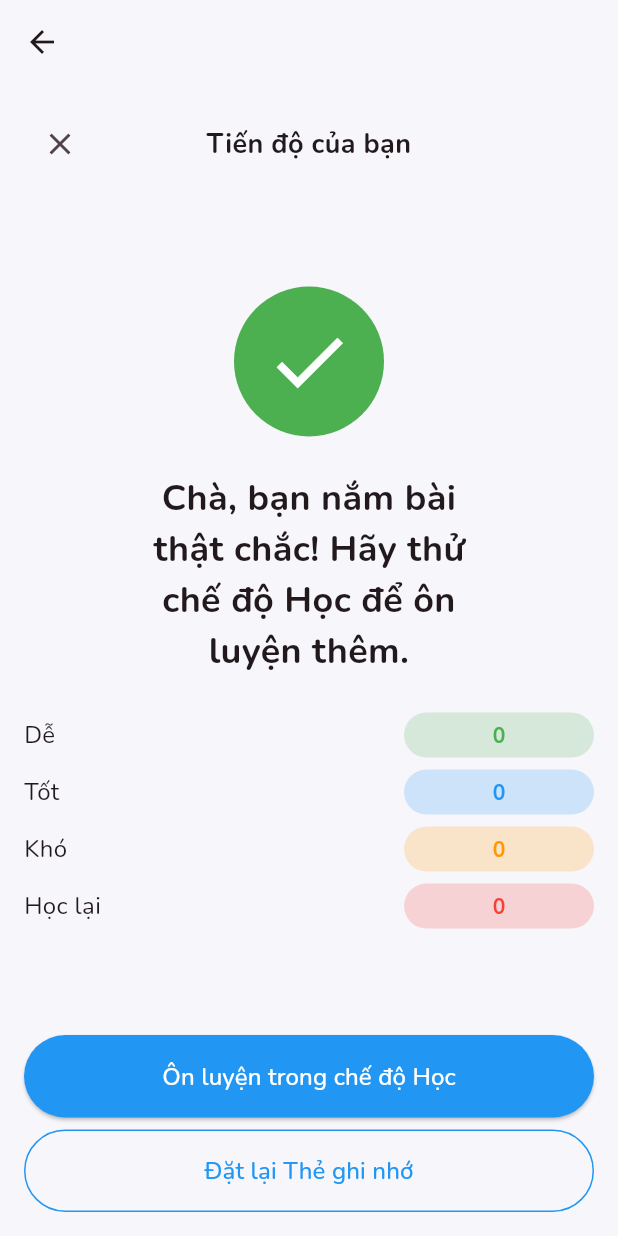
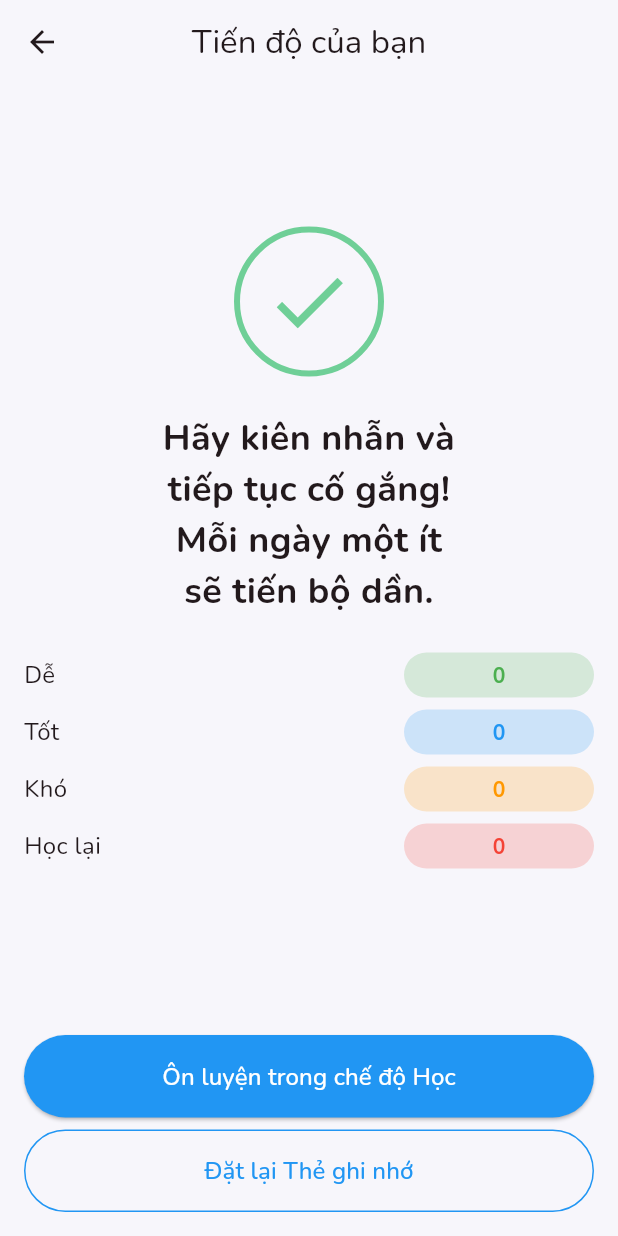
Before and after one commit to Nguyen-Anh-Duong/FatCat-FlashCard-App, a Flutter app: the IntermittentStudyScreen screen opened directly with empty values, on a phone screen of 412 x 824 dp. Run offline on Flutter 3.47's test engine with Material 3 defaults, Android fonts, the light colour scheme and no system bars; our stand-ins replace flip_card, flutter_card_swiper, flutter_tts.

Commit message:
duy xong review screen

```diff
--- a/src/frontend/lib/constants/colors.dart
+++ b/src/frontend/lib/constants/colors.dart
@@ -7,6 +7,7 @@
   static const Color orange = Color(0xfff2994a);
   static const Color green = Color(0xff6fcf97);
   static const Color greyIcon = Color(0xff7c7d91);
-  static const Color greyText = Color(0xff7c7d91);
-  static const Color blackText = Color(0xff2c2c3f);
+  static const Color greyText = Color(0xff5d5e5f);
+  static const Color progressBarColor = Color.fromARGB(255, 84, 85, 93);
+  static const Color blackText = Color.fromARGB(255, 44, 44, 55);
 }
--- /dev/null
+++ b/src/frontend/lib/viewmodels/review_screen_view_model.dart
@@ -0,0 +1,37 @@
+import 'package:flutter/material.dart';
+
+class ReviewScreenViewModel extends ChangeNotifier {
+  String generateTextReviewSelfStudy(int incorrectScore, int correctScore) {
+    double progressPercent =
+        (correctScore / (incorrectScore + correctScore)) * 100;
+    if (progressPercent == 100) {
+      return 'Chà, bạn nắm bài\nthật chắc! Hãy thử\nchế độ Học để ôn\nluyện thêm.';
+    } else if (progressPercent >= 80) {
+      return 'Bạn đang làm rất\ntuyệt! Hãy tiếp tục tập\ntrung vào các thuật ngữ khó.';
+    } else if (progressPercent >= 50) {
+      return 'Bạn đang tiến bộ!\nHãy cố gắng ôn tập\nthêm các thuật ngữ\nchưa thuộc.';
+    } else if (progressPercent >= 20) {
+      return 'Đừng nản chí!\nHãy tập trung vào\ncác thuật ngữ cơ bản\ntrước.';
+    } else {
+      return 'Hãy kiên nhẫn và\ntiếp tục cố gắng!\nMỗi ngày một ít\nsẽ tiến bộ dần.';
+    }
+  }
+
+  String generateTextReviewIntermittentStudy(Map<String, int> data) {
+    int incorrectScore = data["Học lại"]! + data["Khó"]!;
+    int correctScore = data['Dễ']! + data['Tốt']!;
+    double progressPercent =
+        (correctScore / (incorrectScore + correctScore)) * 100;
+    if (progressPercent == 100) {
+      return 'Chà, bạn nắm bài\nthật chắc! Hãy thử\nchế độ Học để ôn\nluyện thêm.';
+    } else if (progressPercent >= 80) {
+      return 'Bạn đang làm rất\ntuyệt! Hãy tiếp tục tập\ntrung vào các thuật ngữ khó.';
+    } else if (progressPercent >= 50) {
+      return 'Bạn đang tiến bộ!\nHãy cố gắng ôn tập\nthêm các thuật ngữ\nchưa thuộc.';
+    } else if (progressPercent >= 20) {
+      return 'Đừng nản chí!\nHãy tập trung vào\ncác thuật ngữ cơ bản\ntrước.';
+    } else {
+      return 'Hãy kiên nhẫn và\ntiếp tục cố gắng!\nMỗi ngày một ít\nsẽ tiến bộ dần.';
+    }
+  }
+}
--- a/src/frontend/lib/views/screens/intermittent_study_screen.dart
+++ b/src/frontend/lib/views/screens/intermittent_study_screen.dart
@@ -10,7 +10,7 @@
 class IntermittentStudyScreen extends StatelessWidget {
   final List<CardModel> cards;
 
-  IntermittentStudyScreen({super.key, required this.cards});
+  const IntermittentStudyScreen({super.key, required this.cards});
 
   @override
   Widget build(BuildContext context) {
--- a/src/frontend/lib/views/screens/review_study_screen.dart
+++ b/src/frontend/lib/views/screens/review_study_screen.dart
@@ -1,12 +1,14 @@
+import 'package:FatCat/viewmodels/review_screen_view_model.dart';
 import 'package:flutter/material.dart';
 import 'package:FatCat/constants/colors.dart';
+import 'package:provider/provider.dart';
 
 class ReviewStudyScreen extends StatelessWidget {
   final int? correctAnswers;
   final int? incorrectAnswers;
   final Map<String, int>? detailedAnswers;
 
-  const ReviewStudyScreen({
+  ReviewStudyScreen({
     super.key,
     required this.correctAnswers,
     required this.incorrectAnswers,
@@ -15,39 +17,29 @@
 
   @override
   Widget build(BuildContext context) {
+    return ChangeNotifierProvider(
+      create: (_) => ReviewScreenViewModel(),
+      child:
+          Consumer<ReviewScreenViewModel>(builder: (context, viewModel, child) {
+        String text = "Thống kê tiến độ học tập của bạn";
+        if (incorrectAnswers != null && correctAnswers != null) {
+          text = viewModel.generateTextReviewSelfStudy(
+              incorrectAnswers!, correctAnswers!);
+        } else if (detailedAnswers != null) {
+          text =
+              viewModel.generateTextReviewIntermittentStudy(detailedAnswers!);
+        }
         return Scaffold(
           appBar: AppBar(
             backgroundColor: AppColors.white,
+            title: const Text('Tiến độ của bạn'),
+            centerTitle: true,
             elevation: 0,
           ),
           backgroundColor: AppColors.white,
           body: SafeArea(
             child: Column(
               children: [
-            // Top section with close button and title
-            Padding(
-              padding: const EdgeInsets.all(16.0),
-              child: Row(
-                children: [
-                  IconButton(
-                    icon: const Icon(Icons.close),
-                    onPressed: () => Navigator.of(context).pop(),
-                  ),
-                  const Expanded(
-                    child: Text(
-                      'Tiến độ của bạn',
-                      textAlign: TextAlign.center,
-                      style: TextStyle(
-                        fontSize: 18,
-                        fontWeight: FontWeight.bold,
-                      ),
-                    ),
-                  ),
-                  const SizedBox(width: 48), // To balance the close button
-                ],
-              ),
-            ),
-
                 // Main content
                 Expanded(
                   child: Column(
@@ -57,27 +49,29 @@
                       Container(
                         width: 100,
                         height: 100,
-                    decoration: const BoxDecoration(
-                      color: Colors.green,
+                        decoration: BoxDecoration(
+                          color: AppColors.white,
                           shape: BoxShape.circle,
+                          border: Border.all(color: AppColors.green, width: 4),
                         ),
                         child: const Icon(
                           Icons.check,
-                      color: Colors.white,
+                          color: AppColors.green,
                           size: 60,
                         ),
                       ),
                       const SizedBox(height: 24),
 
                       // Congratulatory text
-                  const Text(
-                    'Chà, bạn nắm bài\nthật chắc! Hãy thử\nchế độ Học để ôn\nluyện thêm.',
+                      Text(
+                        text,
                         textAlign: TextAlign.center,
-                    style: TextStyle(
+                        style: const TextStyle(
                           fontSize: 24,
                           fontWeight: FontWeight.bold,
                         ),
                       ),
+
                       const SizedBox(height: 24),
 
                       // Progress indicators
@@ -151,6 +145,8 @@
             ),
           ),
         );
+      }),
+    );
   }
 
   Widget _buildProgressIndicator(String label, int value, Color color) {
--- a/src/frontend/lib/views/widgets/deck_cart_widget.dart
+++ b/src/frontend/lib/views/widgets/deck_cart_widget.dart
@@ -19,7 +19,7 @@
           context,
           MaterialPageRoute(
             builder: (context) =>
-                SelfStudyScreen(cards: cardsForDecks[deck.id]!),
+                IntermittentStudyScreen(cards: cardsForDecks[deck.id]!),
           ),
         );
       },
```
Also changed, not shown: src/frontend/lib/viewmodels/self_study_view_model.dart (+6 -1 lines), src/frontend/lib/views/screens/self_study_screen.dart (+117 -14 lines). Lines whose indentation alone changed are shown as unchanged.
